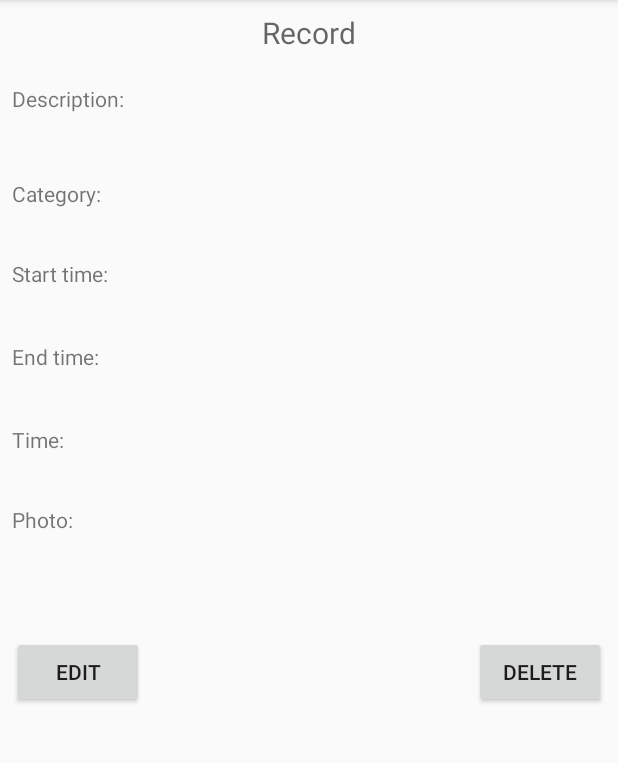
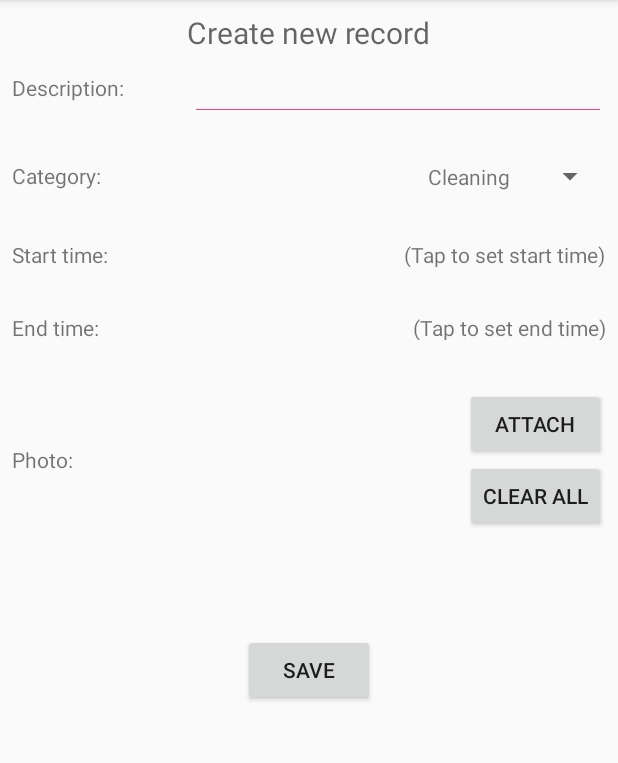
Before and after one commit to lena15n/mobilki-3-lab, an Android app: the ShowRecordActivity screen opened directly, with no data from a screen before it, after a tap on "EDIT", on a phone screen of 412 x 824 dp, the part 84-847 px from its top. Run offline under Robolectric (Android 15) with nearby library versions, the phone set to English and light mode, and no system bars; 6 statements that could not run were skipped.

Commit message:
Adding edit record option, now - only dialog open (without db update)

```diff
--- a/TimeTracker/app/src/main/AndroidManifest.xml
+++ b/TimeTracker/app/src/main/AndroidManifest.xml
@@ -21,7 +21,7 @@
         </activity>
         <activity android:name=".ShowRecordActivity">
         </activity>
-        <activity android:name=".CreateRecordActivity">
+        <activity android:name=".CreateOrEditRecordActivity">
         </activity>
     </application>
 
--- a/TimeTracker/app/src/main/java/com/lena/timetracker/CreateOrEditRecordActivity.java
+++ b/TimeTracker/app/src/main/java/com/lena/timetracker/CreateOrEditRecordActivity.java
@@ -14,12 +14,16 @@ import android.util.Log;
 import android.view.View;
 import android.widget.ArrayAdapter;
 import android.widget.Button;
+import android.widget.EditText;
 import android.widget.ImageView;
 import android.widget.LinearLayout;
 import android.widget.Spinner;
 import android.widget.TextView;
 import android.widget.TimePicker;
 
+import com.google.gson.Gson;
+import com.google.gson.GsonBuilder;
+import com.lena.timetracker.dataobjects.CustomRecordObject;
 import com.lena.timetracker.dataobjects.DOCategory;
 import com.lena.timetracker.db.TimeTrackerContract;
 import com.lena.timetracker.db.TimeTrackerDbHelper;
@@ -38,20 +42,18 @@ public class CreateOrEditRecordActivity extends AppCompatActivity  {
     private Date startTime;
     private Date endTime;
     private ArrayList<String> photoPathes;
+    private String mode;
+    private ArrayList<DOCategory> categories;
 
     @Override
     protected void onCreate(Bundle savedInstanceState) {
         super.onCreate(savedInstanceState);
         setContentView(R.layout.activity_create_record);
 
-        if (getIntent().getBooleanExtra(getString(R.string.edit_activity), false)){
-            prepareEditDataAndUpdateDb(getIntent().getStringExtra(getString(R.string.edit_activity)));
-        }
-
         photoPathes = new ArrayList<>();
 
         Spinner prioritiesSpinner = (Spinner) findViewById(R.id.create_record_category_spinner);
-        ArrayList<DOCategory> categories = getCategoriesFromDb();
+        categories = getCategoriesFromDb();
         ArrayAdapter<DOCategory> arrayAdapter = new ArrayAdapter<>(this, R.layout.spinner_item, categories);
         prioritiesSpinner.setAdapter(arrayAdapter);
 
@@ -83,11 +85,39 @@ public class CreateOrEditRecordActivity extends AppCompatActivity  {
             }
         });
 
+        Button clearButton = (Button) findViewById(R.id.clear_images_button);
+        clearButton.setOnClickListener(new View.OnClickListener() {
+            @Override
+            public void onClick(View v) {
+                clearImages();
+            }
+        });
+
+        if (getIntent().getBooleanExtra(getString(R.string.edit_activity), false)){
+            mode = getString(R.string.mode_edit);
+        }
+        else {
+            mode = getString(R.string.mode_create);
+        }
+
+        if (mode.equals(getString(R.string.mode_create))) {
             Button createButton = (Button) findViewById(R.id.create_record_button);
             createButton.setOnClickListener(new View.OnClickListener() {
                 @Override
                 public void onClick(View v) {
-                prepareDataAndInsertIntoDb();
+                    insertIntoDb();
+
+                    Intent intent = new Intent(getApplicationContext(), MainActivity.class);
+                    startActivity(intent);
+                }
+            });
+        } else {
+            Button saveButton = (Button) findViewById(R.id.create_record_button);
+            saveButton.setText(R.string.edit_save_button);
+            saveButton.setOnClickListener(new View.OnClickListener() {
+                @Override
+                public void onClick(View v) {
+                    updateDb();
 
                     Intent intent = new Intent(getApplicationContext(), MainActivity.class);
                     startActivity(intent);
@@ -95,11 +125,45 @@ public class CreateOrEditRecordActivity extends AppCompatActivity  {
             });
         }
 
-    private void prepareEditDataAndUpdateDb(String json) {
+        if (mode.equals(getString(R.string.mode_edit))){
+            prepareEditActivity(getIntent().getStringExtra(getString(R.string.edit_meeting_json)));
+        }
+    }
+
+    private void prepareEditActivity(String json) {
+        Gson gson = new GsonBuilder().setDateFormat("yyy-MM-dd'T'HH:mm:ss").create();
+        CustomRecordObject record = gson.fromJson(json, CustomRecordObject.class);
+
+        EditText descEditText = (EditText) findViewById(R.id.create_record_desc_edittext);
+        descEditText.setText(record.getDesc());
+
+        Spinner categorySpinner = (Spinner) findViewById(R.id.create_record_category_spinner);
+        DOCategory chosenCategory = null;
+        for (DOCategory category : categories) {
+            if (category.getName().equals(record.getCategory())){
+                chosenCategory = category;
+            }
+        }
+        categorySpinner.setSelection(categories.indexOf(chosenCategory));
+
+        SimpleDateFormat format = new SimpleDateFormat("HH:mm");
+        TextView startTextView = (TextView) findViewById(R.id.create_record_set_start_textview);
+        startTextView.setText(format.format(record.getStartTime()));
+        TextView endTextView = (TextView) findViewById(R.id.create_record_set_end_textview);
+        endTextView.setText(format.format(record.getEndTime()));
+
+        for (String photoPath : record.getPhotos().values()) {
+            addImageOnViewByUri(Uri.parse(photoPath));
+        }
+    }
+
+    private void updateDb() {
+        //prepare
+
 
     }
 
-    private void prepareDataAndInsertIntoDb() {
+    private void insertIntoDb() {
         //prepare
         String desc = ((TextView) findViewById(R.id.create_record_desc_edittext)).getText().toString();
         Spinner spinner = ((Spinner)findViewById(R.id.create_record_category_spinner));
@@ -129,7 +193,6 @@ public class CreateOrEditRecordActivity extends AppCompatActivity  {
         }
 
         db.close();
-
         verify();
     }
 
@@ -214,6 +277,15 @@ public class CreateOrEditRecordActivity extends AppCompatActivity  {
 
         cursor.close();
         db.close();
+    }
+
+    private void clearImages() {
+        photoPathes = new ArrayList<>();
+
+        LinearLayout linearLayout = (LinearLayout) findViewById(R.id.imageviews_layout);
+        if (linearLayout.getChildCount() > 0) {
+            linearLayout.removeAllViews();
+        }
     }
 
     private ArrayList<DOCategory> getCategoriesFromDb() {
@@ -314,9 +386,15 @@ public class CreateOrEditRecordActivity extends AppCompatActivity  {
             case ATTACH_PHOTO:
                 if (resultCode == RESULT_OK) {
                     Uri selectedImage = intent.getData();
+                    addImageOnViewByUri(selectedImage);
+                }
+        }
+    }
+
+    private void addImageOnViewByUri(Uri uri){
         InputStream imageStream = null;
         try {
-                        imageStream = getContentResolver().openInputStream(selectedImage);
+            imageStream = getContentResolver().openInputStream(uri);
         } catch (FileNotFoundException e) {
             e.printStackTrace();
         }
@@ -329,9 +407,7 @@ public class CreateOrEditRecordActivity extends AppCompatActivity  {
         LinearLayout linearLayout = (LinearLayout) findViewById(R.id.imageviews_layout);
         linearLayout.addView(imageView);
 
-                    photoPathes.add(selectedImage.toString());
-                }
-        }
+        photoPathes.add(uri.toString());
     }
 
     /**
--- a/TimeTracker/app/src/main/java/com/lena/timetracker/ShowRecordActivity.java
+++ b/TimeTracker/app/src/main/java/com/lena/timetracker/ShowRecordActivity.java
@@ -3,6 +3,7 @@ package com.lena.timetracker;
 import android.Manifest;
 import android.content.Intent;
 import android.content.pm.PackageManager;
+import android.database.sqlite.SQLiteDatabase;
 import android.graphics.Bitmap;
 import android.graphics.BitmapFactory;
 import android.net.Uri;
@@ -19,6 +20,8 @@ import android.widget.TextView;
 import com.google.gson.Gson;
 import com.google.gson.GsonBuilder;
 import com.lena.timetracker.dataobjects.CustomRecordObject;
+import com.lena.timetracker.db.TimeTrackerContract;
+import com.lena.timetracker.db.TimeTrackerDbHelper;
 
 import java.io.FileNotFoundException;
 import java.io.InputStream;
@@ -35,7 +38,7 @@ public class ShowRecordActivity extends AppCompatActivity {
         super.onCreate(savedInstanceState);
         setContentView(R.layout.activity_show_record);
 
-        String json = getIntent().getStringExtra(getString(R.string.record));
+        final String json = getIntent().getStringExtra(getString(R.string.record));
         if (json != null) {
             record = getRecordFromJSON(json);
             updateMeetingView(record);
@@ -45,7 +48,7 @@ public class ShowRecordActivity extends AppCompatActivity {
         editButton.setOnClickListener(new View.OnClickListener() {
             @Override
             public void onClick(View v) {
-                editRecord(record);
+                editRecord(json);
             }
         });
 
@@ -128,21 +131,15 @@ public class ShowRecordActivity extends AppCompatActivity {
                                            String permissions[], int[] grantResults) {
         switch (requestCode) {
             case REQUEST_PERMISSION: {
-                // If request is cancelled, the result arrays are empty.
-                if (grantResults.length > 0
-                        && grantResults[0] == PackageManager.PERMISSION_GRANTED) {
+                if (grantResults.length > 0 && grantResults[0] == PackageManager.PERMISSION_GRANTED) {
                     // permission was granted
                     showImages();
                 } else {
-
                     // permission denied, boo! Disable the
                     // functionality that depends on this permission.
                 }
                 return;
             }
-
-            // other 'case' lines to check for other
-            // permissions this app might request
         }
     }
 
@@ -180,11 +177,25 @@ public class ShowRecordActivity extends AppCompatActivity {
         textView.setText(hourString + ":" + minuteString);
     }
 
-    private void editRecord(CustomRecordObject record) {
-
+    private void editRecord(String json) {
+        Intent intent = new Intent(this, CreateOrEditRecordActivity.class);
+        intent.putExtra(getString(R.string.edit_activity), true);
+        intent.putExtra(getString(R.string.edit_meeting_json), json);
+        startActivity(intent);
     }
 
     private void deleteRecord(CustomRecordObject record) {
+        TimeTrackerDbHelper dbHelper = new TimeTrackerDbHelper(this);
+        SQLiteDatabase db = dbHelper.getWritableDatabase();
+        for (Map.Entry<Long, String> photo : record.getPhotos().entrySet()) {
+            int delCount = db.delete(TimeTrackerContract.Photo.TABLE_NAME,
+                    TimeTrackerContract.Photo._ID + " = " + photo.getKey(), null);
+        }
 
+        int delCount = db.delete(TimeTrackerContract.Record.TABLE_NAME,
+                TimeTrackerContract.Record._ID + " = " + record.getId(), null);
+
+        Intent intent = new Intent(this, MainActivity.class);
+        startActivity(intent);
     }
 }
--- a/TimeTracker/app/src/main/java/com/lena/timetracker/TimePickerFragment.java
+++ b/TimeTracker/app/src/main/java/com/lena/timetracker/TimePickerFragment.java
@@ -25,10 +25,10 @@ public class TimePickerFragment extends DialogFragment implements TimePickerDial
     @Override
     public void onTimeSet(TimePicker view, int hourOfDay, int minute) {
         if (getTag().equals(getString(R.string.record_start))) {
-            ((CreateRecordActivity) getActivity()).onStartTimeSet(view, hourOfDay, minute);
+            ((CreateOrEditRecordActivity) getActivity()).onStartTimeSet(view, hourOfDay, minute);
         }
         else if (getTag().equals(getString(R.string.record_end))) {
-            ((CreateRecordActivity) getActivity()).onEndTimeSet(view, hourOfDay, minute);
+            ((CreateOrEditRecordActivity) getActivity()).onEndTimeSet(view, hourOfDay, minute);
         }
     }
 }
--- a/TimeTracker/app/src/main/res/layout/activity_create_record.xml
+++ b/TimeTracker/app/src/main/res/layout/activity_create_record.xml
@@ -9,7 +9,7 @@
     android:paddingLeft="@dimen/activity_horizontal_margin"
     android:paddingRight="@dimen/activity_horizontal_margin"
     android:paddingTop="@dimen/activity_vertical_margin"
-    tools:context="com.lena.timetracker.CreateRecordActivity">
+    tools:context="com.lena.timetracker.CreateOrEditRecordActivity">
 
     <ScrollView xmlns:android="http://schemas.android.com/apk/res/android"
                 android:id="@+id/ScrollView01"
@@ -164,10 +164,20 @@
 
                     <Button
                         android:text="@string/record_attach"
+                        android:paddingStart="20dp"
+                        android:paddingEnd="20dp"
                         android:layout_width="wrap_content"
                         android:layout_height="wrap_content"
                         android:layout_alignParentEnd="true"
                         android:id="@+id/attach_button"/>
+
+                    <Button
+                        android:text="@string/record_delete_images"
+                        android:layout_width="wrap_content"
+                        android:layout_height="wrap_content"
+                        android:layout_below="@id/attach_button"
+                        android:layout_alignParentEnd="true"
+                        android:id="@+id/clear_images_button"/>
                 </RelativeLayout>
 
                 <LinearLayout
--- a/TimeTracker/app/src/main/res/values/strings.xml
+++ b/TimeTracker/app/src/main/res/values/strings.xml
@@ -22,10 +22,18 @@
     <string name="record_tap_to_set_end">(Tap to set end time)</string>
     <string name="record_photo">Photo: </string>
     <string name="record_attach">Attach</string>
+    <string name="record_delete_images">Clear All</string>
 
     <string name="show_record">Record</string>
     <string name="edit_record_button">Edit</string>
     <string name="delete_record_button">Delete</string>
 
+    <string name="edit_activity">Edit</string>
+    <string name="edit_meeting_json">meeting json</string>
+    <string name="edit_save_button">Save</string>
+
+    <string name="mode_create">create</string>
+    <string name="mode_edit">edit</string>
+
 
 </resources>
```
Also changed, not shown: TimeTracker/app/src/main/java/com/lena/timetracker/MainActivity.java (+1 -34 lines). Lines whose indentation alone changed are shown as unchanged.
